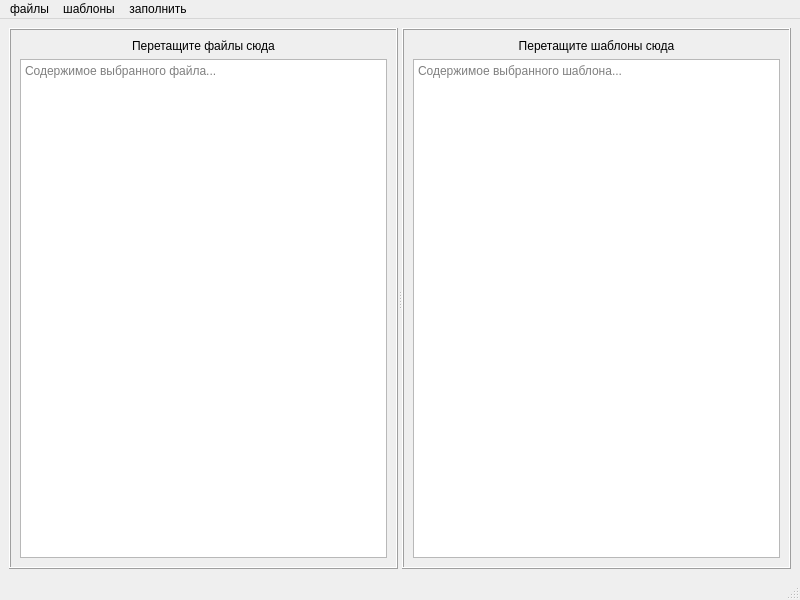
Keront-petr/filework, file filework.ui: the form before one commit.
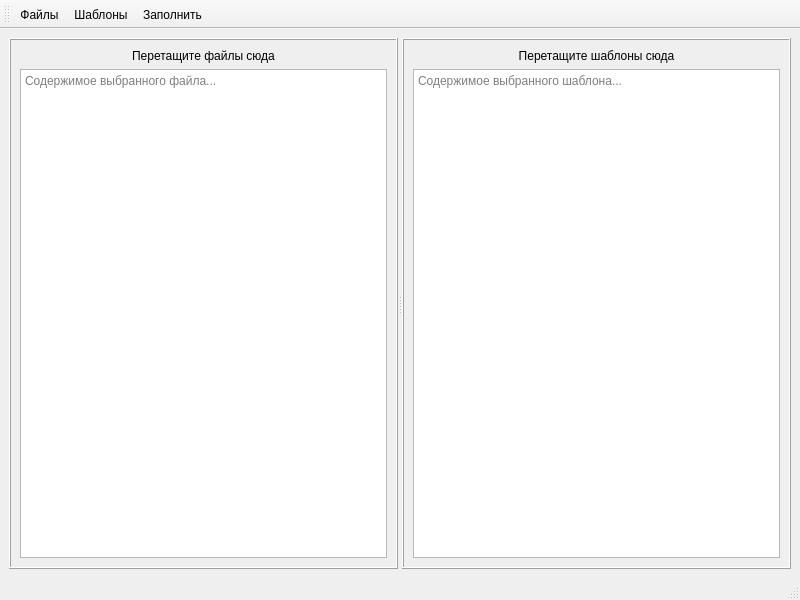
The form after the commit.

Commit message: она для шаблонов и файлов

```diff
--- a/filework.ui
+++ b/filework.ui
@@ -90,35 +90,36 @@
     </item>
    </layout>
   </widget>
-  <widget class="QMenuBar" name="menubar">
-   <property name="geometry">
-    <rect>
-     <x>0</x>
-     <y>0</y>
-     <width>800</width>
-     <height>22</height>
-    </rect>
+  <widget class="QToolBar" name="toolBar">
+   <property name="windowTitle">
+    <string>toolBar</string>
    </property>
-   <widget class="QMenu" name="Files">
-    <property name="title">
-     <string>файлы</string>
-    </property>
-   </widget>
-   <widget class="QMenu" name="Templates">
-    <property name="title">
-     <string>шаблоны</string>
-    </property>
-   </widget>
-   <widget class="QMenu" name="Fill_up">
-    <property name="title">
-     <string>заполнить</string>
-    </property>
-   </widget>
-   <addaction name="Files"/>
-   <addaction name="Templates"/>
-   <addaction name="Fill_up"/>
+   <attribute name="toolBarArea">
+    <enum>TopToolBarArea</enum>
+   </attribute>
+   <attribute name="toolBarBreak">
+    <bool>false</bool>
+   </attribute>
+   <addaction name="File"/>
+   <addaction name="Template"/>
+   <addaction name="Fill"/>
   </widget>
   <widget class="QStatusBar" name="statusbar"/>
+  <action name="File">
+   <property name="text">
+    <string>Файлы</string>
+   </property>
+  </action>
+  <action name="Template">
+   <property name="text">
+    <string>Шаблоны</string>
+   </property>
+  </action>
+  <action name="Fill">
+   <property name="text">
+    <string>Заполнить</string>
+   </property>
+  </action>
  </widget>
  <resources/>
  <connections/>
```
The commit also changes 1 other file.
